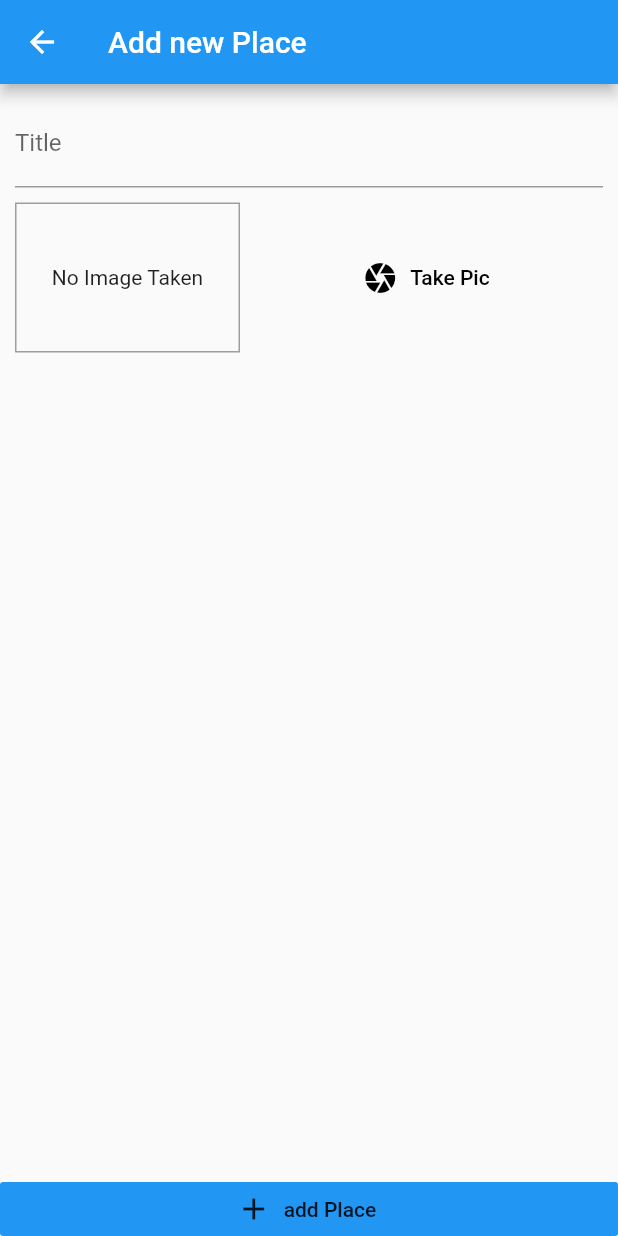
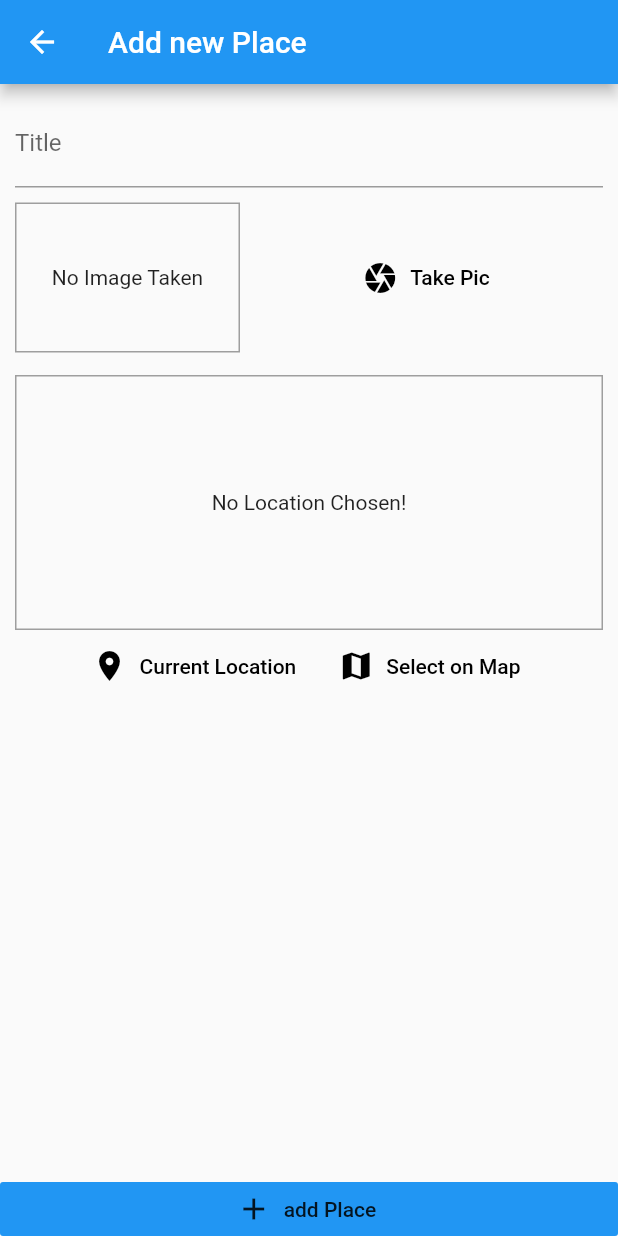
Before and after one commit to hassanyassiin/great_places, a Flutter app: the screen it shows after launch, after a tap on the "add" icon, on a phone screen of 412 x 824 dp. Run offline on Flutter 3.47's test engine with Material 2 defaults, Android fonts, the phone set to English and light mode, and no system bars; our stand-ins replace image_picker, location, sqflite; accounts and stored records are empty.

Commit message:
great app

```diff
--- /dev/null
+++ b/lib/helpers/db_helpers.dart
@@ -0,0 +1,24 @@
+import 'package:sqflite/sqflite.dart' as sql;
+import 'package:path/path.dart' as path;
+import 'package:sqflite/sqflite.dart';
+
+class DBHelper {
+  static Future<Database> dataBase() async {
+    final dbPath = await sql.getDatabasesPath();
+    return sql.openDatabase(path.join(dbPath, 'places.db'),
+        onCreate: (db, version) {
+      return db.execute(
+          'CREATE TABLE user_places(id TEXT PRIMARY KEY, title TEXT, image TEXT)');
+    }, version: 1);
+  }
+
+  static Future<void> insert(String table, Map<String, dynamic> data) async {
+    final db = await DBHelper.dataBase();
+    db.insert(table, data, conflictAlgorithm: sql.ConflictAlgorithm.replace);
+  }
+
+  static Future<List<Map<String,dynamic>>> getData(String table) async {
+    final db = await DBHelper.dataBase();
+    return db.query(table);
+  }
+}
--- /dev/null
+++ b/lib/helpers/location_helpers.dart
@@ -0,0 +1,7 @@
+const GOOGLE_API_KEY = 'AIzaSyBg9yn5JtQgKRFbg6FCTy4ewbF24KRuAYI'; // fake google map api
+
+class LocationHelper {  static String generateLocationPreviewImage(
+      {required double latitude, required double longitude}) {
+    return 'https://maps.googleapis.com/maps/api/staticmap?center=$latitude,$longitude&zoom=16&size=600x300&maptype=roadmap&markers=color:red%7Clabel:C%7C$latitude,$longitude&key=$GOOGLE_API_KEY';
+  }
+}
--- a/lib/providers/great_places_providers.dart
+++ b/lib/providers/great_places_providers.dart
@@ -2,9 +2,10 @@ import 'package:flutter/material.dart';
 import '../models/place_model.dart';
 import 'dart:io';
 
+import '../helpers/db_helpers.dart';
+
 class GreatPlaces with ChangeNotifier {
-   final List<Place> _items = [
-   ];
+  List<Place> _items = [];
 
   List<Place> get items {
     return [..._items];
@@ -18,5 +19,28 @@ class GreatPlaces with ChangeNotifier {
         location: null);
     _items.add(newPlace);
     notifyListeners();
+    DBHelper.insert(
+      'user_places',
+      {
+        'id': newPlace.id,
+        'title': newPlace.title,
+        'image': newPlace.image.path
+      },
+    );
+  }
+
+  Future<void> fetchAndSetPlaces() async {
+    final dataList = await DBHelper.getData('user_places');
+    _items = dataList
+        .map(
+          (item) => Place(
+            id: item['id'],
+            title: item['title'],
+            image: File(item['image']),
+            location: null,
+          ),
+        )
+        .toList();
+    notifyListeners();
   }
 }
--- a/lib/screens/add_place_screen.dart
+++ b/lib/screens/add_place_screen.dart
@@ -4,8 +4,9 @@ import 'dart:io';
 
 import '../providers/great_places_providers.dart';
 import '../widgets/image_input_builder.dart';
+import '../widgets/location_input_builder.dart';
 
-class AddPlaceScreen extends StatefulWidget {
+class AddPlaceScreen extends StatefulWidget {   //todo why stateful recheck  it
   const AddPlaceScreen({Key? key}) : super(key: key);
   static const routeName = '/add-place';
 
@@ -16,6 +17,7 @@ class AddPlaceScreen extends StatefulWidget {
 class _AddPlaceScreenState extends State<AddPlaceScreen> {
   final _titleController = TextEditingController();
   late File _pickedImage;
+
   void _selectImage(File pickedImage) {
     _pickedImage = pickedImage;
   }
@@ -55,6 +57,10 @@ class _AddPlaceScreenState extends State<AddPlaceScreen> {
                       height: 10,
                     ),
                     ImageInputBuilder(onSelectImage: _selectImage),
+                    const SizedBox(
+                      height: 15,
+                    ),
+                    const  LocationInput(),
                   ],
                 ),
               ),
--- a/lib/screens/places_list_screen.dart
+++ b/lib/screens/places_list_screen.dart
@@ -21,7 +21,13 @@ class PlacesScreen extends StatelessWidget {
           )
         ],
       ),
-      body: Consumer<GreatPlaces>(
+      body: FutureBuilder(
+        future: Provider.of<GreatPlaces>(context, listen: false)
+            .fetchAndSetPlaces(),
+        builder: (ctx, snapShot) =>
+            snapShot.connectionState == ConnectionState.waiting
+                ? const Center(child: CircularProgressIndicator())
+                : Consumer<GreatPlaces>(
                     child: const Center(
                       child: Text('There\'s no items yet!'),
                     ),
@@ -31,13 +37,15 @@ class PlacesScreen extends StatelessWidget {
                             itemCount: greatPlaces.items.length,
                             itemBuilder: (ctx, index) => ListTile(
                               leading: CircleAvatar(
-                    backgroundImage: FileImage(greatPlaces.items[index].image),
+                                backgroundImage:
+                                    FileImage(greatPlaces.items[index].image),
                               ),
                               title: Text(greatPlaces.items[index].title),
                               onTap: () {},
                             ),
                           ),
                   ),
+      ),
     );
   }
 }
--- /dev/null
+++ b/lib/widgets/location_input_builder.dart
@@ -0,0 +1,67 @@
+import 'package:flutter/material.dart';
+
+import 'package:location/location.dart';
+import '../helpers/location_helpers.dart';
+
+class LocationInput extends StatefulWidget {
+  const LocationInput({Key? key}) : super(key: key);
+
+  @override
+  _LocationInputState createState() => _LocationInputState();
+}
+
+class _LocationInputState extends State<LocationInput> {
+  String? _previewImageUrl;
+
+  Future<void> _getCurrentLocation() async {
+    final locData = await Location().getLocation();
+    final staticMapImageUrl =  LocationHelper.generateLocationPreviewImage(
+        latitude: locData.latitude!, longitude: locData.longitude!);
+    setState(() {
+      _previewImageUrl=staticMapImageUrl;
+    });
+  }
+
+  @override
+  Widget build(BuildContext context) {
+    return Column(
+      children: <Widget>[
+        Container(
+          height: 170,
+          width: double.infinity,
+          alignment: Alignment.center,
+          decoration: BoxDecoration(
+            border: Border.all(width: 1, color: Colors.grey),
+          ),
+          child: _previewImageUrl == null
+              ? const Text(
+                  'No Location Chosen!',
+                  textAlign: TextAlign.center,
+                )
+              : Image.network(
+                  _previewImageUrl!,
+                  fit: BoxFit.cover,
+                  width: double.infinity,
+                ),
+        ),
+        Row(
+          mainAxisAlignment: MainAxisAlignment.center,
+          children: <Widget>[
+            FlatButton.icon(
+              icon: const Icon(Icons.location_on),
+              label: const Text('Current Location'),
+              textColor: Colors.black,
+              onPressed: _getCurrentLocation,
+            ),
+            FlatButton.icon(
+              icon: const Icon(Icons.map),
+              label: const Text('Select on Map'),
+              textColor: Colors.black,
+              onPressed: () {},
+            ),
+          ],
+        )
+      ],
+    );
+  }
+}
--- a/pubspec.yaml
+++ b/pubspec.yaml
@@ -38,6 +38,9 @@ dependencies:
   image_picker: ^0.8.4+4
   path_provider: ^2.0.8
   path: ^1.8.0
+  sqflite: ^2.0.1
+  location: ^4.3.0
+  google_maps_flutter: ^2.1.1
 
 dev_dependencies:
   flutter_test:
```
Also changed, not shown: lib/screens/map_screen.dart (added), pubspec.lock, 2 other files. Lines whose indentation alone changed are shown as unchanged.
